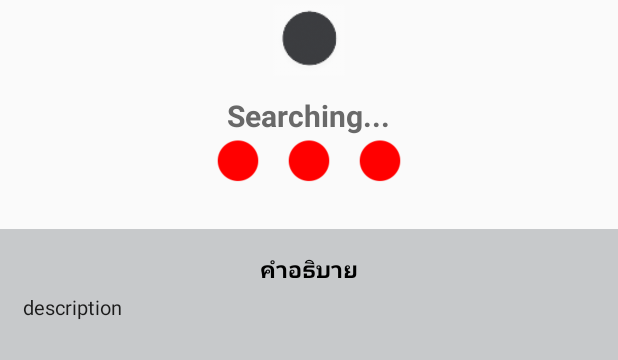
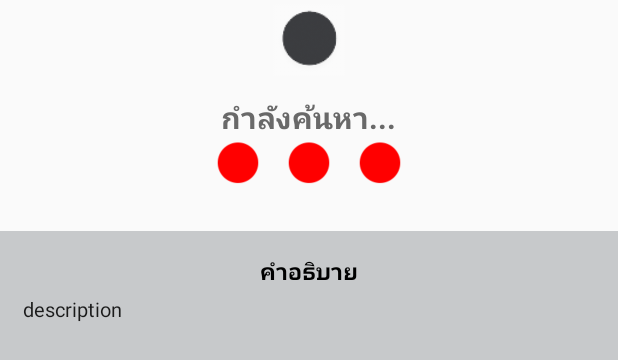
Before and after one commit to mobcomlab/science-week-2015-android, an Android app: the layout activity_beacons.xml on its own in the app's theme, with its tools: preview values and no code run, on a phone screen of 412 x 824 dp. Shown: the part 281-641 px from the top of the screen. Run offline under Robolectric (Android 15) with nearby library versions, the phone set to English and light mode, and no system bars; network calls fail.

Commit message:
A-update-2015-8-14

```diff
--- a/app/src/main/java/com/example/sanuphap/scienceweeks/Constant.java
+++ b/app/src/main/java/com/example/sanuphap/scienceweeks/Constant.java
@@ -4,6 +4,6 @@ public class Constant {
 
 
     //public static final String WebServiceBaseURL = "http://sciweek.mobcomlab.com/";
-    public static final String WebServiceBaseURL = "http://192.168.215.1:8888/";
+    public static final String WebServiceBaseURL = "http://mcl-sciweek.s3-website-ap-southeast-1.amazonaws.com/";
 
 }
--- a/app/src/main/java/com/example/sanuphap/scienceweeks/appInfo/InfoActivity.java
+++ b/app/src/main/java/com/example/sanuphap/scienceweeks/appInfo/InfoActivity.java
@@ -1,5 +1,6 @@
 package com.example.sanuphap.scienceweeks.appInfo;
 
+import android.net.Uri;
 import android.support.v7.app.ActionBarActivity;
 import android.os.Bundle;
 import android.support.v7.app.AppCompatActivity;
@@ -10,6 +11,9 @@ import android.webkit.WebView;
 import com.example.sanuphap.scienceweeks.Constant;
 import com.example.sanuphap.scienceweeks.R;
 
+import java.net.URI;
+import java.net.URL;
+
 public class InfoActivity extends AppCompatActivity {
 
     @Override
@@ -19,7 +23,7 @@ public class InfoActivity extends AppCompatActivity {
 
         setTitle("ข้อมูลแนะนำ");
 
-        String url = Constant.WebServiceBaseURL + "info";
+        String url = Constant.WebServiceBaseURL + "info/";
 
 
         WebView view =(WebView) this.findViewById(R.id.webInfo);
--- a/app/src/main/java/com/example/sanuphap/scienceweeks/uiBeacon/BeaconActivity.java
+++ b/app/src/main/java/com/example/sanuphap/scienceweeks/uiBeacon/BeaconActivity.java
@@ -182,12 +182,12 @@ public class BeaconActivity extends AppCompatActivity {
                         BeaconDevice getBeacon = beaconDevices.get(0);
 
 
-                        status.setText(String.format("Distance: %s m", new DecimalFormat("#.#").format(getBeacon.getAccuracy())));
+                        status.setText(String.format("ระยะทาง: %s เมตร", new DecimalFormat("#.#").format(getBeacon.getAccuracy())));
 
 
 
                         if (getBeacon.getUniqueId().equals(array_answer[3])) {
-                            status.setText(String.format("Distance: %s m", new DecimalFormat("#.#").format(getBeacon.getAccuracy())));
+                            status.setText(String.format("ระยะทาง: %s เมตร", new DecimalFormat("#.#").format(getBeacon.getAccuracy())));
                             if (getBeacon.getAccuracy() < 3.0) {
                                 circle_a.setImageResource(R.drawable.circle_green);
 
@@ -213,7 +213,7 @@ public class BeaconActivity extends AppCompatActivity {
                                 circle_b.setImageResource(R.drawable.circle_red);
                                 circle_c.setImageResource(R.drawable.circle_red);
 
-                                status.setText("Searching...");
+                                status.setText("กำลังค้นหา...");
                             }
 
 
@@ -347,7 +347,7 @@ public class BeaconActivity extends AppCompatActivity {
             public void onClick(View v) {
 
                 databaseManager.UpdateStatus(questId, 1);
-                Toast.makeText(BeaconActivity.this, "บันทึกเรียบร้อย", Toast.LENGTH_LONG).show();
+                Toast.makeText(BeaconActivity.this, "บันทึกเรียบร้อย", Toast.LENGTH_SHORT).show();
                 finish();
 
             }
@@ -363,7 +363,7 @@ public class BeaconActivity extends AppCompatActivity {
 
                 Intent intent = new Intent(BeaconActivity.this,BeaconActivity.class);
                 intent.putExtra(QuestContents.QUEST_ID,questId);
-                Toast.makeText(BeaconActivity.this, "คุณยังไม่ผ่านเควส", Toast.LENGTH_LONG).show();
+                Toast.makeText(BeaconActivity.this, "คุณยังไม่ผ่านเควส", Toast.LENGTH_SHORT).show();
                 dialog.dismiss();
                 startActivity(intent);
                 finish();
--- a/app/src/main/java/com/example/sanuphap/scienceweeks/uiQuestion/QuestionActivity.java
+++ b/app/src/main/java/com/example/sanuphap/scienceweeks/uiQuestion/QuestionActivity.java
@@ -409,10 +409,10 @@ public class QuestionActivity extends AppCompatActivity {
             public void onClick(View v) {
                 if (score >= (forEnd / 2)) {
                     databaseManager.UpdateStatus(questId, 1);
-                    Toast.makeText(QuestionActivity.this, "บันทึกเรียบร้อย", Toast.LENGTH_LONG).show();
+                    Toast.makeText(QuestionActivity.this, "บันทึกเรียบร้อย", Toast.LENGTH_SHORT).show();
 
                 } else {
-                    Toast.makeText(QuestionActivity.this, "คุณยังไม่ผ่านเควส", Toast.LENGTH_LONG).show();
+                    Toast.makeText(QuestionActivity.this, "คุณยังไม่ผ่านเควส", Toast.LENGTH_SHORT).show();
                     databaseManager.UpdateStatus(questId, 0);
                 }
 
--- a/app/src/main/java/com/example/sanuphap/scienceweeks/uiScanner/ScannerActivity.java
+++ b/app/src/main/java/com/example/sanuphap/scienceweeks/uiScanner/ScannerActivity.java
@@ -172,7 +172,7 @@ public class ScannerActivity extends AppCompatActivity implements ScannerView.Sc
             public void onClick(View v) {
 
                 databaseManager.UpdateStatus(questId, 1);
-                Toast.makeText(ScannerActivity.this, "บันทึกเรียบร้อย", Toast.LENGTH_LONG).show();
+                Toast.makeText(ScannerActivity.this, "บันทึกเรียบร้อย", Toast.LENGTH_SHORT).show();
 
 
                 finish();
@@ -188,7 +188,7 @@ public class ScannerActivity extends AppCompatActivity implements ScannerView.Sc
                 ScannerView scanner = scannerFragment.getScanner();
 
                 dialog.dismiss();
-                Toast.makeText(ScannerActivity.this, "คุณยังไม่ผ่านเควส", Toast.LENGTH_LONG).show();
+                Toast.makeText(ScannerActivity.this, "คุณยังไม่ผ่านเควส", Toast.LENGTH_SHORT).show();
                 scanner.startScanner();
 
             }
--- a/app/src/main/res/layout/activity_beacons.xml
+++ b/app/src/main/res/layout/activity_beacons.xml
@@ -26,7 +26,7 @@
         android:layout_width="wrap_content"
         android:layout_height="wrap_content"
         android:textAppearance="?android:attr/textAppearanceLarge"
-        android:text="Searching..."
+        android:text="กำลังค้นหา..."
         android:id="@+id/status"
         android:textStyle="bold"
         android:textSize="@dimen/font_size_status_beacon"
--- a/app/src/main/res/menu/menu_main.xml
+++ b/app/src/main/res/menu/menu_main.xml
@@ -9,7 +9,7 @@
         android:orderInCategory="100" app:showAsAction="ifRoom">
 
     </item>
-    <item android:id="@+id/action_reset" android:title="เริ่มเกมส์ใหม่"
+    <item android:id="@+id/action_reset" android:title="เริ่มเกมใหม่"
         android:orderInCategory="100" app:showAsAction="never" />
     <item android:id="@+id/action_about" android:title="เกี่ยวกับเรา"
         android:orderInCategory="100" app:showAsAction="never" />
```
